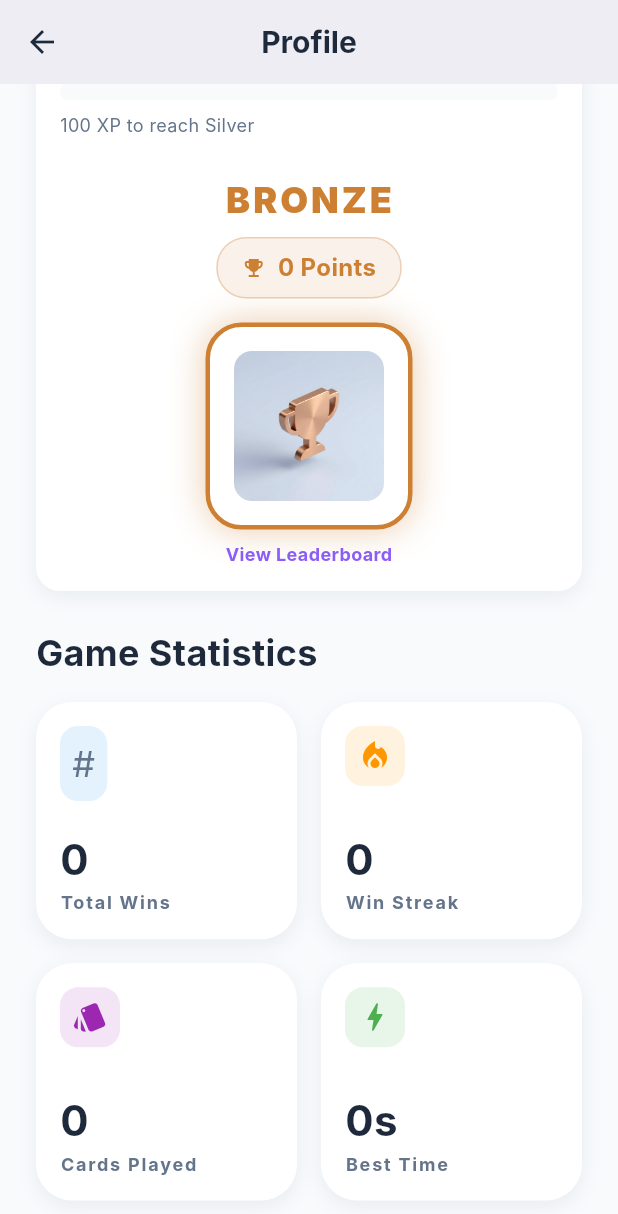
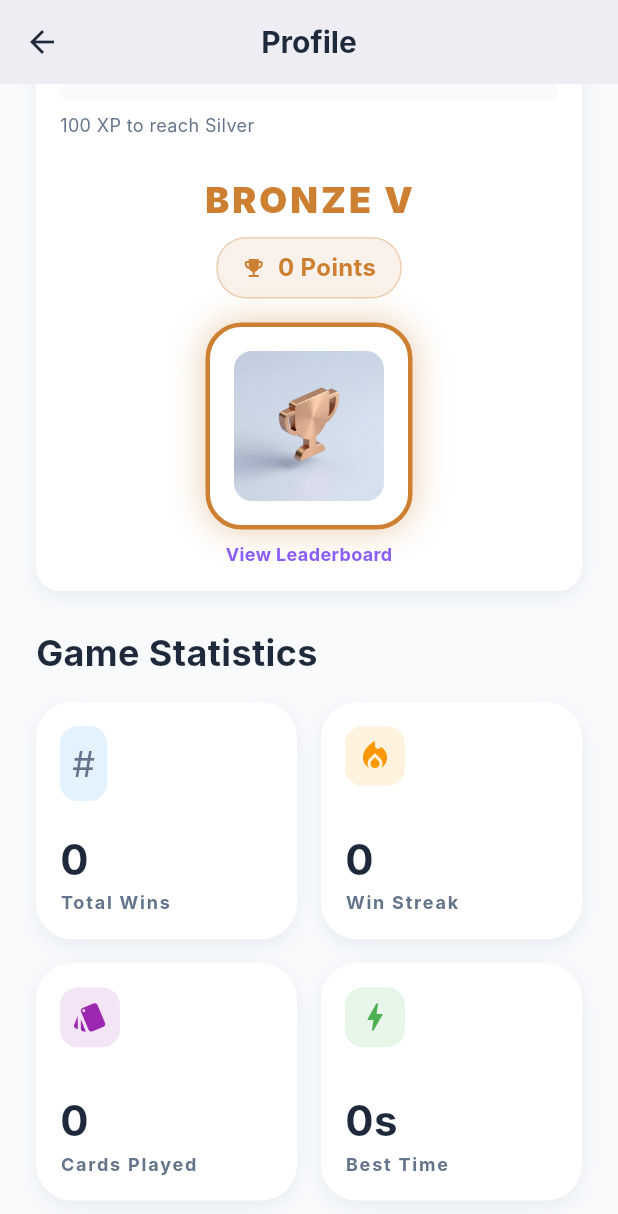
Before and after one commit to alexxtronic/nertzapp, a Flutter app: the ProfileScreen screen opened directly, scrolled down 319 dp, on a phone screen of 412 x 824 dp. Shown: the top 1214 px of the screen. Run offline on Flutter 3.47's test engine with Material 3 defaults, Android fonts, the phone set to English and light mode, and no system bars; our stand-ins replace audioplayers, cached_network_image, confetti, flutter_image_compress, flutter_riverpod, image_picker and 3 more; accounts and stored records are empty; network calls fail; Roboto replaces fonts that are missing (Inter).

Commit message:
Phase 7 Polish: Rank System, Shop Fixes, UI Center
- Updated Rank Logic: 1 Game Point = 1 Rank Point (Bronze is 0-500)
- Added Sub-ranks (I, II, III, IV, V) to Profile display
- Centered Splash Hero Image in Battle Tab
- Fixed Gem Shop 'Connecting...' by adding Mock Products fallback
- Removed redundant currency header from Shop Tab
- Added 'reset_ranks.sql' to reset all users to 0 points

```diff
--- a/lib/services/matchmaking_service.dart
+++ b/lib/services/matchmaking_service.dart
@@ -16,12 +16,11 @@ import '../ui/theme/game_theme.dart';
 /// Rank Tier definitions
 enum RankTier {
   bronze(0, 'Bronze', Color(0xFFCD7F32)),
-  silver(1200, 'Silver', Color(0xFFC0C0C0)),
-  gold(1400, 'Gold', Color(0xFFFFD700)),
-  platinum(1600, 'Platinum', Color(0xFF00CED1)),
-  diamond(1900, 'Diamond', Color(0xFFB9F2FF)),
-  master(2200, 'Master', Color(0xFF9B59B6)),
-  legend(2600, 'Legend', Color(0xFFFF4500));
+  silver(500, 'Silver', Color(0xFFC0C0C0)),
+  gold(1000, 'Gold', Color(0xFFFFD700)),
+  platinum(2500, 'Platinum', Color(0xFF00CED1)),
+  master(5000, 'Master', Color(0xFF9B59B6)),
+  legend(7500, 'Legend', Color(0xFFFF4500));
 
   final int minPoints;
   final String label;
@@ -31,11 +30,38 @@ enum RankTier {
   static RankTier fromPoints(int points) {
     if (points >= legend.minPoints) return legend;
     if (points >= master.minPoints) return master;
-    if (points >= diamond.minPoints) return diamond;
     if (points >= platinum.minPoints) return platinum;
     if (points >= gold.minPoints) return gold;
     if (points >= silver.minPoints) return silver;
     return bronze;
+  }
+
+  // Calculate sub-rank (V to I) based on points within tier
+  String getSubRank(int points) {
+    if (this == legend) return ''; // Legend has no sub-ranks
+
+    // Determine next tier threshold
+    int nextTierPoints;
+    switch (this) {
+      case RankTier.bronze: nextTierPoints = RankTier.silver.minPoints; break;
+      case RankTier.silver: nextTierPoints = RankTier.gold.minPoints; break;
+      case RankTier.gold: nextTierPoints = RankTier.platinum.minPoints; break;
+      case RankTier.platinum: nextTierPoints = RankTier.master.minPoints; break;
+      case RankTier.master: nextTierPoints = RankTier.legend.minPoints; break;
+      default: return '';
+    }
+
+    int range = nextTierPoints - minPoints;
+    int pointsInTier = points - minPoints;
+
+    // 5 divisions
+    double progress = pointsInTier / range;
+
+    if (progress < 0.2) return 'V';
+    if (progress < 0.4) return 'IV';
+    if (progress < 0.6) return 'III';
+    if (progress < 0.8) return 'II';
+    return 'I';
   }
 }
 
--- a/lib/ui/screens/profile_screen.dart
+++ b/lib/ui/screens/profile_screen.dart
@@ -412,7 +412,7 @@ class _ProfileScreenState extends ConsumerState<ProfileScreen> {
                        child: Column(
                          children: [
                             Text(
-                              rank.toUpperCase(),
+                              '${rank.toUpperCase()} ${rankTier.getSubRank(rankedPoints)}',
                               style: TextStyle(
                                 color: ringColor,
                                 fontWeight: FontWeight.w900,
```
Also changed, not shown: lib/services/iap_service.dart (+61 -7 lines), lib/state/game_provider.dart (+13 -6 lines), lib/ui/screens/battle_tab.dart (+120 -30 lines), lib/ui/screens/gem_shop_screen.dart (+4 -4 lines), lib/ui/screens/main_navigation_screen.dart (+44 -8 lines), lib/ui/screens/shop_screen.dart (+1 -6 lines), lib/ui/widgets/currency_display.dart (+11 -0 lines), assets/splash_hero.png, 5 other files.
